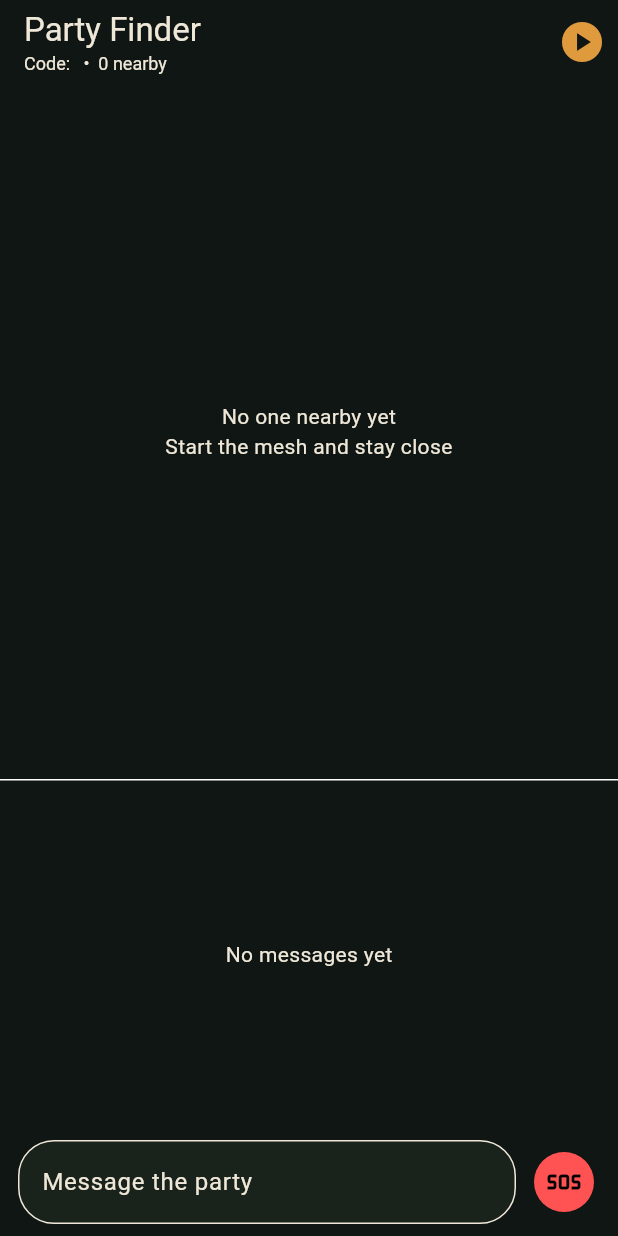
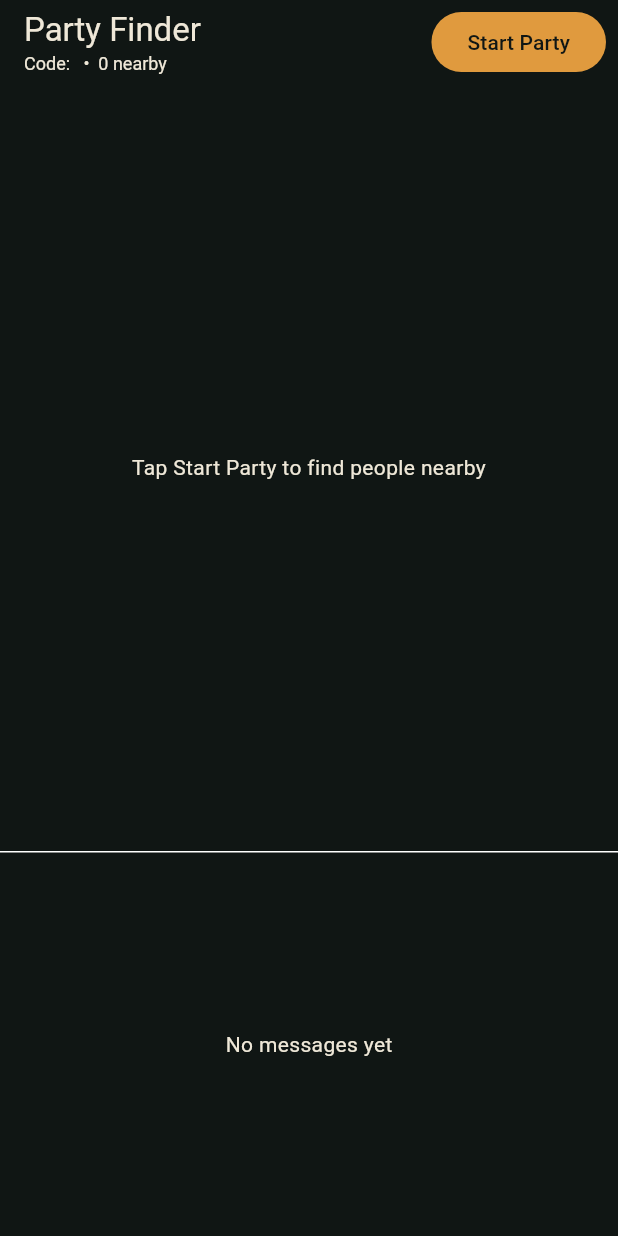
Before and after one commit to neilio95/OfflinePartyFinder, a Flutter app: the PartyHomePage screen opened directly with empty values, on a phone screen of 412 x 824 dp. Run offline on Flutter 3.47's test engine with Material 3 defaults, Android fonts, the phone set to English and light mode, and no system bars; our stand-ins replace geolocator, permission_handler; missing offline and left inert: flutter_mesh_network.

Commit message:
Hide chat until started, Start Party button, and send button

```diff
--- a/lib/main.dart
+++ b/lib/main.dart
@@ -224,7 +224,8 @@ class _PartyHomePageState extends State<PartyHomePage> {
     }
   }
 
-  Future<void> _sendText(String text) async {
+  Future<void> _sendText() async {
+    final text = _textController.text;
     if (!_running || text.trim().isEmpty) return;
     await _mesh.sendText(text);
     _textController.clear();
@@ -257,9 +258,16 @@ class _PartyHomePageState extends State<PartyHomePage> {
           ],
         ),
         actions: [
-          IconButton(
-            icon: Icon(_running ? Icons.stop_circle : Icons.play_circle, color: copper, size: 32),
+          Padding(
+            padding: const EdgeInsets.only(right: 8),
+            child: FilledButton(
               onPressed: _toggleMesh,
+              style: FilledButton.styleFrom(
+                backgroundColor: _running ? Colors.redAccent : copper,
+                foregroundColor: const Color(0xFF101614),
+              ),
+              child: Text(_running ? 'Stop' : 'Start Party'),
+            ),
           ),
         ],
       ),
@@ -269,9 +277,11 @@ class _PartyHomePageState extends State<PartyHomePage> {
             Expanded(
               flex: 2,
               child: peers.isEmpty
-                  ? const Center(
+                  ? Center(
                       child: Text(
-                        'No one nearby yet\nStart the mesh and stay close',
+                        _running
+                            ? 'Searching for nearby party members...\nStay close'
+                            : 'Tap Start Party to find people nearby',
                         textAlign: TextAlign.center,
                       ),
                     )
@@ -334,6 +344,7 @@ class _PartyHomePageState extends State<PartyHomePage> {
                       },
                     ),
             ),
+            if (_running)
               Container(
                 padding: const EdgeInsets.fromLTRB(12, 8, 12, 8),
                 color: const Color(0xFF101614),
@@ -348,10 +359,16 @@ class _PartyHomePageState extends State<PartyHomePage> {
                           fillColor: const Color(0xFF1A221C),
                           border: OutlineInputBorder(borderRadius: BorderRadius.circular(24)),
                         ),
-                      onSubmitted: _sendText,
+                        onSubmitted: (_) => _sendText(),
                       ),
                     ),
                     const SizedBox(width: 8),
+                    IconButton.filled(
+                      style: IconButton.styleFrom(backgroundColor: copper),
+                      icon: const Icon(Icons.send, color: Color(0xFF101614)),
+                      onPressed: _sendText,
+                    ),
+                    const SizedBox(width: 4),
                     IconButton.filled(
                       style: IconButton.styleFrom(backgroundColor: Colors.redAccent),
                       icon: const Icon(Icons.sos),
```
Lines whose indentation alone changed are shown as unchanged.
